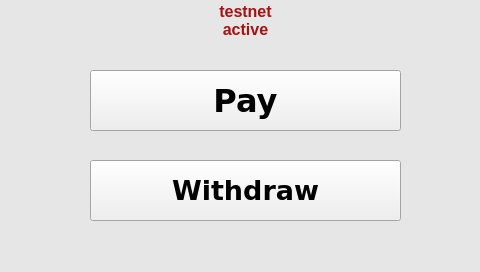
Qt form xbterminal/gui/ui.ui (alexykot/xbterminal-firmware) before a commit.
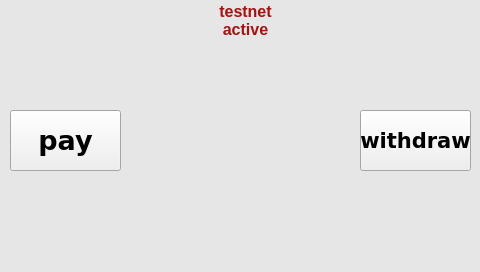
The same form after that commit. The open tabs and pages were chosen to show the change. Icons and pictures are not drawn.

Commit message: Update standby screen according to sketch

What changed in the file:
```diff
--- a/xbterminal/gui/ui.ui
+++ b/xbterminal/gui/ui.ui
@@ -799,44 +799,60 @@
     <widget class="QPushButton" name="pay_btn">
      <property name="geometry">
       <rect>
-       <x>90</x>
-       <y>30</y>
-       <width>311</width>
+       <x>10</x>
+       <y>70</y>
+       <width>111</width>
        <height>61</height>
       </rect>
      </property>
      <property name="font">
       <font>
        <family>Arial</family>
-       <pointsize>24</pointsize>
+       <pointsize>20</pointsize>
        <weight>75</weight>
        <italic>false</italic>
        <bold>true</bold>
       </font>
      </property>
      <property name="text">
-      <string>Pay</string>
+      <string>pay</string>
      </property>
     </widget>
     <widget class="QPushButton" name="withdraw_btn">
      <property name="geometry">
       <rect>
-       <x>90</x>
-       <y>120</y>
-       <width>311</width>
+       <x>360</x>
+       <y>70</y>
+       <width>111</width>
        <height>61</height>
       </rect>
      </property>
      <property name="font">
       <font>
        <family>Arial</family>
-       <pointsize>20</pointsize>
+       <pointsize>16</pointsize>
        <weight>75</weight>
        <bold>true</bold>
       </font>
      </property>
      <property name="text">
-      <string>Withdraw</string>
+      <string>withdraw</string>
+     </property>
+    </widget>
+    <widget class="QLabel" name="bc_logo_image">
+     <property name="geometry">
+      <rect>
+       <x>140</x>
+       <y>10</y>
+       <width>200</width>
+       <height>200</height>
+      </rect>
+     </property>
+     <property name="text">
+      <string/>
+     </property>
+     <property name="scaledContents">
+      <bool>true</bool>
      </property>
     </widget>
    </widget>
```
The commit also changes 3 other files.
